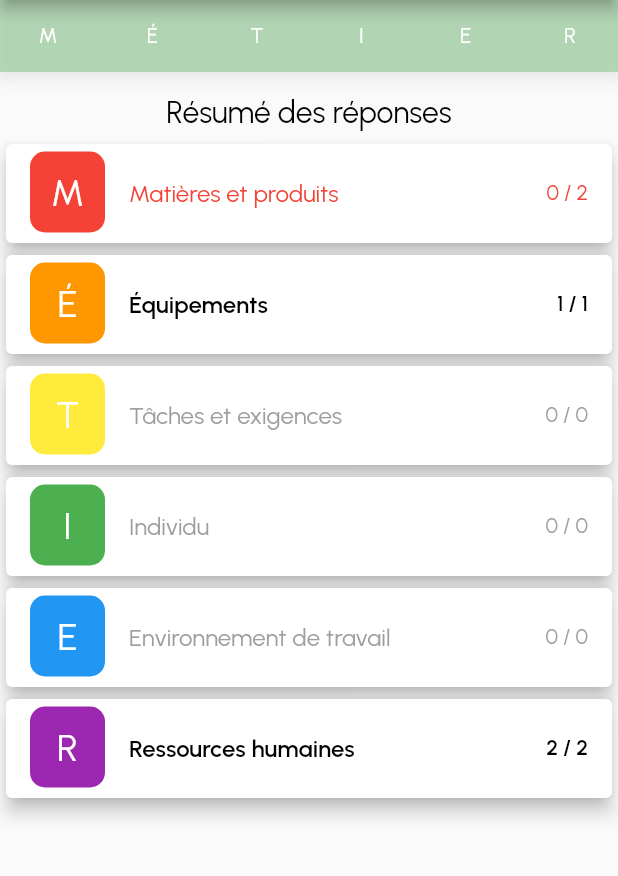
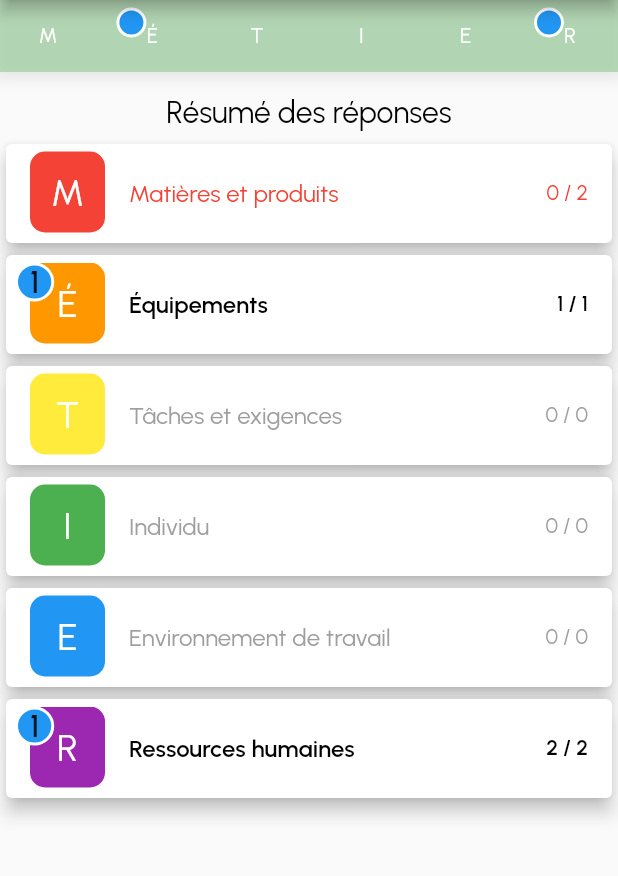
Before and after one commit to cr-crme/mon_stage_en_images, a Flutter app: the screen it shows after launch, after a tap on "Élève", on a phone screen of 412 x 824 dp, the part 84-960 px from its top. Run offline on Flutter 3.47's test engine with Material 2 defaults, Android fonts, the phone set to English and light mode, and no system bars.

Commit message:
Started to add TakingActionNotifier

```diff
--- /dev/null
+++ b/lib/common/widgets/taking_action_notifier.dart
@@ -0,0 +1,43 @@
+import 'package:flutter/material.dart';
+
+class TakingActionNotifier extends StatelessWidget {
+  const TakingActionNotifier({
+    Key? key,
+    required this.child,
+    this.title,
+    this.left,
+    this.top,
+  }) : super(key: key);
+
+  final Widget child;
+  final String? title;
+  final double? left;
+  final double? top;
+
+  @override
+  Widget build(BuildContext context) {
+    return Stack(
+      children: [
+        child,
+        if (title != null && title != "0")
+          Positioned(
+            left: left,
+            top: top,
+            child: Container(
+              padding: const EdgeInsets.all(8),
+              decoration: BoxDecoration(
+                color: Colors.blue,
+                shape: BoxShape.circle,
+                border: Border.all(color: Colors.white, width: 2),
+              ),
+              child: Text(
+                title ?? "",
+                style:
+                    const TextStyle(fontWeight: FontWeight.bold, fontSize: 20),
+              ),
+            ),
+          ),
+      ],
+    );
+  }
+}
--- a/lib/screens/student_info/student_screen.dart
+++ b/lib/screens/student_info/student_screen.dart
@@ -112,8 +112,10 @@ class _StudentScreenState extends State<StudentScreen> {
         body: Column(
           children: [
             METIERPageNavigator(
-                selected: _currentPage - 1,
-                onPageChanged: onPageChangedRequest),
+              selected: _currentPage - 1,
+              onPageChanged: onPageChangedRequest,
+              student: student,
+            ),
             Expanded(
               child: PageView(
                 controller: _pageController,
--- a/lib/screens/student_info/widgets/metier_page_navigator.dart
+++ b/lib/screens/student_info/widgets/metier_page_navigator.dart
@@ -1,12 +1,22 @@
 import 'package:flutter/material.dart';
+import 'package:provider/provider.dart';
+
+import '../../../common/models/student.dart';
+import '../../../common/models/section.dart';
+import '../../../common/providers/all_questions.dart';
+import '../../../common/widgets/taking_action_notifier.dart';
 
 class METIERPageNavigator extends StatelessWidget {
-  const METIERPageNavigator(
-      {Key? key, required this.selected, required this.onPageChanged})
-      : super(key: key);
+  const METIERPageNavigator({
+    Key? key,
+    required this.selected,
+    required this.onPageChanged,
+    this.student,
+  }) : super(key: key);
 
   final int selected;
   final Function(int) onPageChanged;
+  final Student? student;
 
   @override
   Widget build(BuildContext context) {
@@ -25,34 +35,56 @@ class METIERPageNavigator extends StatelessWidget {
       child: Row(
         mainAxisAlignment: MainAxisAlignment.spaceBetween,
         children: [
-          _createMETIERButton(context, 'M',
-              isSelected: selected == 0, onPressed: () => onPageChanged(0)),
-          _createMETIERButton(context, 'É',
-              isSelected: selected == 1, onPressed: () => onPageChanged(1)),
-          _createMETIERButton(context, 'T',
-              isSelected: selected == 2, onPressed: () => onPageChanged(2)),
-          _createMETIERButton(context, 'I',
-              isSelected: selected == 3, onPressed: () => onPageChanged(3)),
-          _createMETIERButton(context, 'E',
-              isSelected: selected == 4, onPressed: () => onPageChanged(4)),
-          _createMETIERButton(context, 'R',
-              isSelected: selected == 5, onPressed: () => onPageChanged(5)),
+          _createMETIERButton(context, student,
+              sectionIndex: 0,
+              isSelected: selected == 0,
+              onPressed: () => onPageChanged(0)),
+          _createMETIERButton(context, student,
+              sectionIndex: 1,
+              isSelected: selected == 1,
+              onPressed: () => onPageChanged(1)),
+          _createMETIERButton(context, student,
+              sectionIndex: 2,
+              isSelected: selected == 2,
+              onPressed: () => onPageChanged(2)),
+          _createMETIERButton(context, student,
+              sectionIndex: 3,
+              isSelected: selected == 3,
+              onPressed: () => onPageChanged(3)),
+          _createMETIERButton(context, student,
+              sectionIndex: 4,
+              isSelected: selected == 4,
+              onPressed: () => onPageChanged(4)),
+          _createMETIERButton(context, student,
+              sectionIndex: 5,
+              isSelected: selected == 5,
+              onPressed: () => onPageChanged(5)),
         ],
       ),
     );
   }
 
-  TextButton _createMETIERButton(BuildContext context, String letter,
-      {required isSelected, required onPressed}) {
-    return TextButton(
+  Widget _createMETIERButton(BuildContext context, Student? student,
+      {required sectionIndex, required isSelected, required onPressed}) {
+    final questions = Provider.of<AllQuestions>(context, listen: false)
+        .fromSection(sectionIndex);
+    final answers = student?.allAnswers.fromQuestions(questions);
+
+    return TakingActionNotifier(
+      left: 8,
+      top: -7,
+      title:
+          answers == null || answers.numberNeedTeacherAction == 0 ? null : "",
+      child: TextButton(
         onPressed: onPressed,
         style: TextButton.styleFrom(
             backgroundColor: isSelected
                 ? Theme.of(context).colorScheme.primary.withAlpha(100)
                 : null),
         child: Text(
-        letter,
+          Section.letter(sectionIndex),
           style: TextStyle(color: Theme.of(context).colorScheme.onPrimary),
+        ),
       ),
     );
   }
--- a/lib/screens/student_info/widgets/section_tile_in_student.dart
+++ b/lib/screens/student_info/widgets/section_tile_in_student.dart
@@ -4,6 +4,7 @@ import 'package:provider/provider.dart';
 import '../../../common/models/all_answers.dart';
 import '../../../common/models/section.dart';
 import '../../../common/models/student.dart';
+import '../../../common/widgets/taking_action_notifier.dart';
 import '../../../common/providers/all_questions.dart';
 
 class SectionTileInStudent extends StatelessWidget {
@@ -56,6 +57,10 @@ class SectionTileInStudent extends StatelessWidget {
       elevation: 5,
       child: Container(
         padding: const EdgeInsets.symmetric(vertical: 5),
+        child: TakingActionNotifier(
+          left: 6,
+          top: -9,
+          title: needAction.toString(),
           child: ListTile(
             leading: Container(
               margin: const EdgeInsets.only(bottom: 2),
@@ -78,6 +83,7 @@ class SectionTileInStudent extends StatelessWidget {
             onTap: () => onTap(sectionIndex),
           ),
         ),
+      ),
     );
   }
 }
```
Lines whose indentation alone changed are shown as unchanged.
